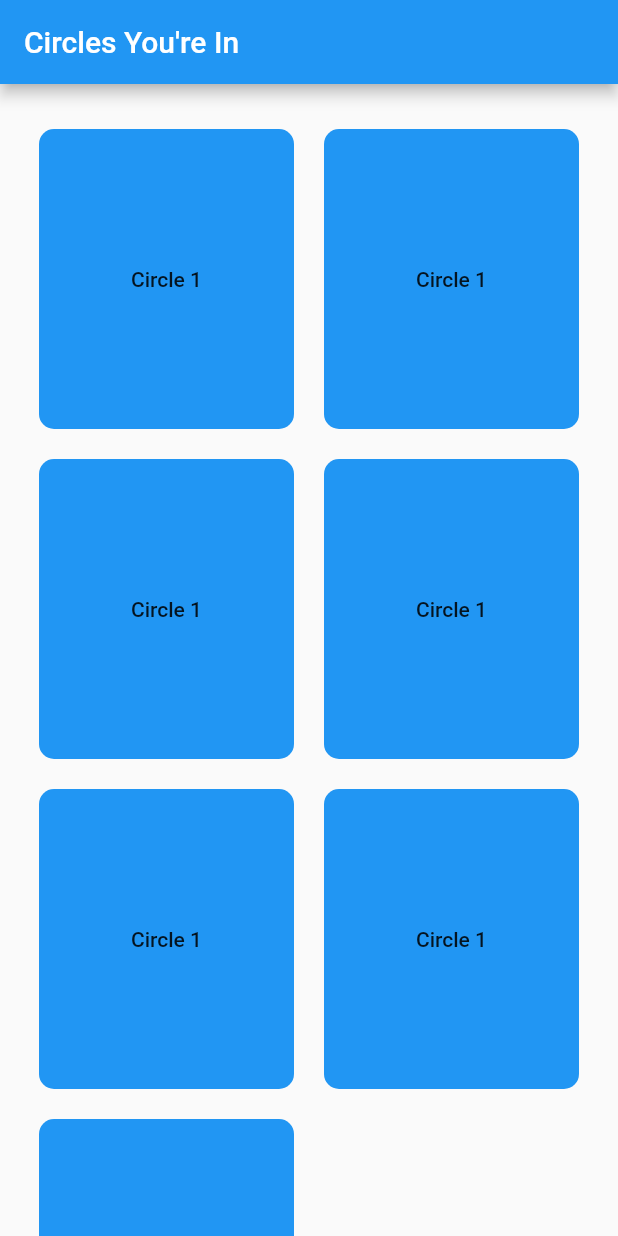
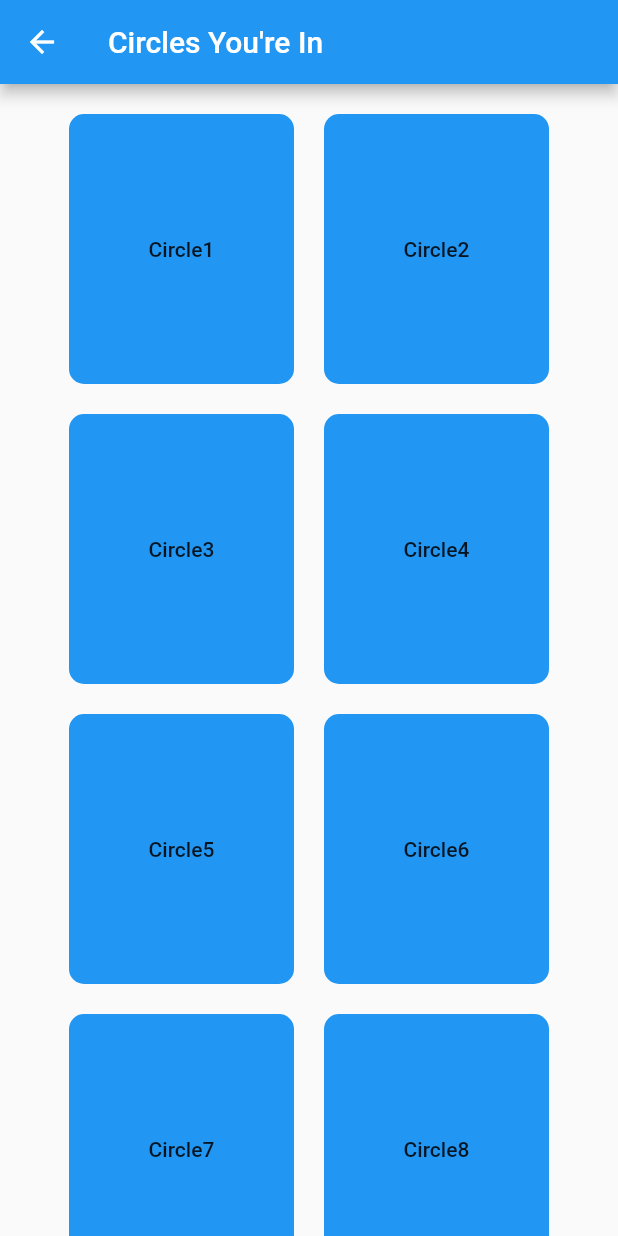
Before and after one commit to seongjinemong/circlemanage, a Flutter app: the screen it shows after launch, after a tap on "Login", on a phone screen of 412 x 824 dp. Run offline on Flutter 3.47's test engine with Material 2 defaults, Android fonts, the light colour scheme and no system bars.

Commit message:
HomePage Update with Wrap Widget

```diff
--- a/lib/home/home.dart
+++ b/lib/home/home.dart
@@ -7,6 +7,9 @@ class HomePage extends StatefulWidget {
 }
 
 class _HomePageState extends State<HomePage> {
+
+  int circlenum = 0;
+
   @override
   Widget build(BuildContext context) {
     return Scaffold (
@@ -16,95 +19,20 @@ class _HomePageState extends State<HomePage> {
       body: SingleChildScrollView(
         child:Center(
           child: Container(
-            padding: EdgeInsets.only(top: 30, bottom: 20),
+            padding: EdgeInsets.all(20),
             child: Wrap(
           spacing: 20,
           runSpacing: 20,
           children: <Widget>[
-            Container(
-              height: 200,
-              width: 170,
-              child: RaisedButton(
-                  elevation: Dimen.elevation,
-                  highlightElevation: Dimen.highlightelevation,
-                  shape: RoundedRectangleBorder(borderRadius: BorderRadius.circular(10.0)),
-                  color: Colors.blue,
-                  child: Text("Circle 1"),
-                  onPressed: () {},
-                ),
-            ),
-            Container(
-              height: 200,
-              width: 170,
-              child: RaisedButton(
-                  elevation: Dimen.elevation,
-                  highlightElevation: Dimen.highlightelevation,
-                  shape: RoundedRectangleBorder(borderRadius: BorderRadius.circular(10.0)),
-                  color: Colors.blue,
-                  child: Text("Circle 1"),
-                  onPressed: () {},
-                ),
-            ),
-            Container(
-              height: 200,
-              width: 170,
-              child: RaisedButton(
-                  elevation: Dimen.elevation,
-                  highlightElevation: Dimen.highlightelevation,
-                  shape: RoundedRectangleBorder(borderRadius: BorderRadius.circular(10.0)),
-                  color: Colors.blue,
-                  child: Text("Circle 1"),
-                  onPressed: () {},
-                ),
-            ),
-            Container(
-              height: 200,
-              width: 170,
-              child: RaisedButton(
-                  elevation: Dimen.elevation,
-                  highlightElevation: Dimen.highlightelevation,
-                  shape: RoundedRectangleBorder(borderRadius: BorderRadius.circular(10.0)),
-                  color: Colors.blue,
-                  child: Text("Circle 1"),
-                  onPressed: () {},
-                ),
-            ),
-            Container(
-              height: 200,
-              width: 170,
-              child: RaisedButton(
-                  elevation: Dimen.elevation,
-                  highlightElevation: Dimen.highlightelevation,
-                  shape: RoundedRectangleBorder(borderRadius: BorderRadius.circular(10.0)),
-                  color: Colors.blue,
-                  child: Text("Circle 1"),
-                  onPressed: () {},
-                ),
-            ),
-            Container(
-              height: 200,
-              width: 170,
-              child: RaisedButton(
-                  elevation: Dimen.elevation,
-                  highlightElevation: Dimen.highlightelevation,
-                  shape: RoundedRectangleBorder(borderRadius: BorderRadius.circular(10.0)),
-                  color: Colors.blue,
-                  child: Text("Circle 1"),
-                  onPressed: () {},
-                ),
-            ),
-            Container(
-              height: 200,
-              width: 170,
-              child: RaisedButton(
-                  elevation: Dimen.elevation,
-                  highlightElevation: Dimen.highlightelevation,
-                  shape: RoundedRectangleBorder(borderRadius: BorderRadius.circular(10.0)),
-                  color: Colors.blue,
-                  child: Text("Circle 1"),
-                  onPressed: () {},
-                ),
-            ),
+            circles(),
+            circles(),
+            circles(),
+            circles(),
+            circles(),
+            circles(),
+            circles(),
+            circles(),
+            circles(),
           ],
         ),
           ),
@@ -112,4 +40,22 @@ class _HomePageState extends State<HomePage> {
       )
     );
   }
+
+  Widget circles () {
+
+    circlenum++;
+
+    return Container(
+              height: 180,
+              width: 150,
+              child: RaisedButton(
+                  elevation: Dimen.elevation,
+                  highlightElevation: Dimen.highlightelevation,
+                  shape: RoundedRectangleBorder(borderRadius: BorderRadius.circular(10.0)),
+                  color: Colors.blue,
+                  child: Text("Circle" + circlenum.toString()),
+                  onPressed: () {},
+                ),
+            );
+  }
 }
--- a/lib/login/login.dart
+++ b/lib/login/login.dart
@@ -10,14 +10,16 @@ class LoginPage extends StatefulWidget{
 
 class _LoginPageState extends State<LoginPage> {
 
-  String _email;
-  String _password;
+  final GlobalKey<FormState> _formKey = GlobalKey<FormState>();
+  String _email, _password;
 
   @override
   Widget build(BuildContext context) {
     return Scaffold(
-      body: Center(
-        child:SingleChildScrollView(
+      body: Form(
+        key: _formKey,
+        child: Center(
+        child: SingleChildScrollView(
           child: Padding(
           padding: const EdgeInsets.all(40.0),
           child: Column(
@@ -82,7 +84,9 @@ class _LoginPageState extends State<LoginPage> {
                         'Login',
                         style: TextStyle(color: Colors.white, fontSize: 25),
                       ),
-                      onPressed: Login,
+                      onPressed: () {
+                        Navigator.push(context, MaterialPageRoute(builder: (context) => HomePage()));
+                      },
                     ),
                   ),
                 ],
@@ -111,10 +115,22 @@ class _LoginPageState extends State<LoginPage> {
         ),
         ),
       ),
+      ),
     );
   }
 
-  void Login() {
-    Navigator.pushReplacement(context, MaterialPageRoute(builder: (context) => HomePage()));
+  void signIn() async {
+    if(_formKey.currentState.validate()){
+      _formKey.currentState.save();
+      try{
+        //FirebaseUser user = await FirebaseAuth.instance.signInWithEmailAndPassword(email: _email, password: _password);
+        //Navigator.pushReplacement(context, MaterialPageRoute(builder: (context) => MyHome(/*user: user*/)));
+      }catch(e){
+        print(e.message);
+        setState(() {
+
+        });
+      }
+    }
   }
 }
```
